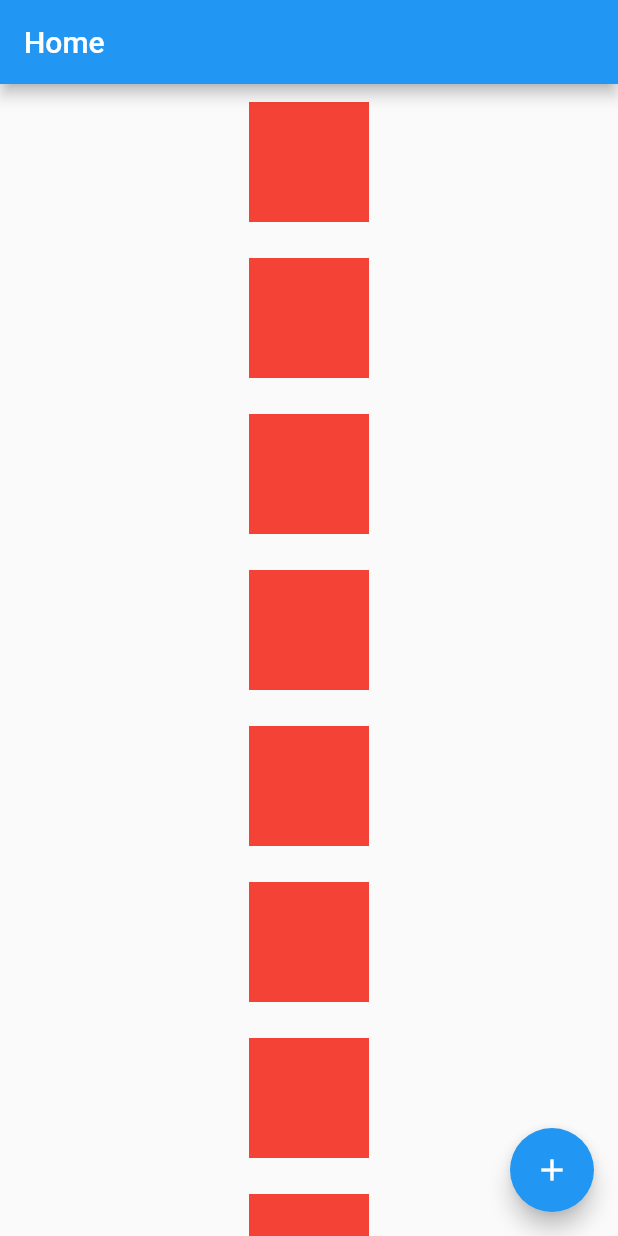
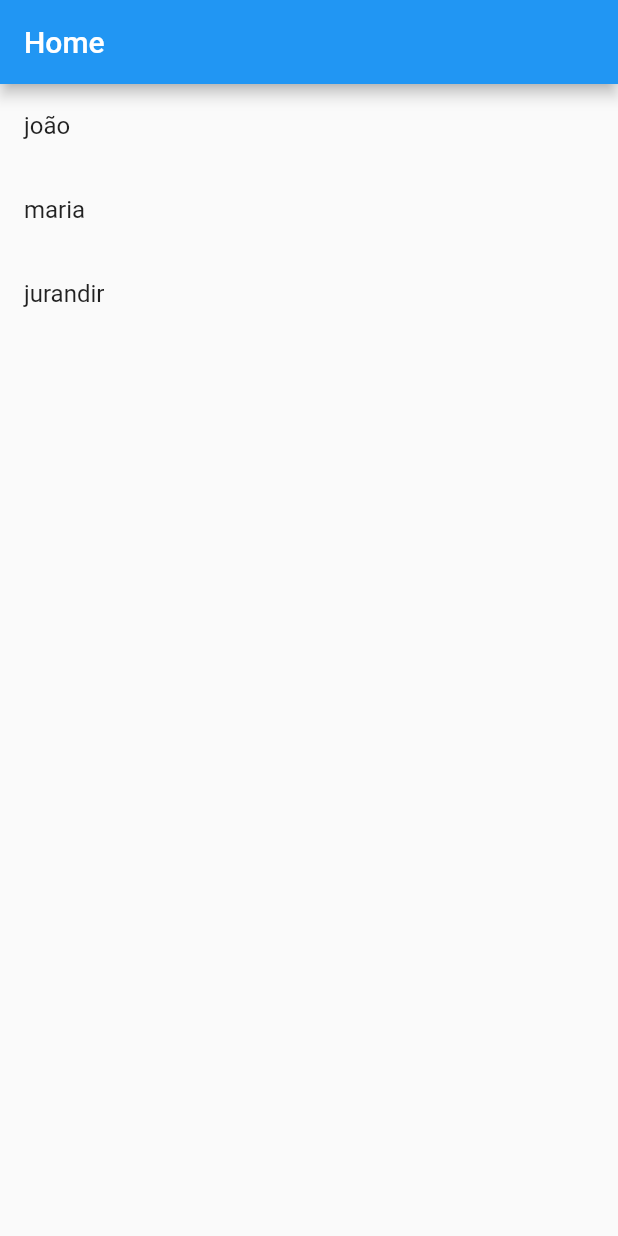
Before and after one commit to brunolopeschagas/FlutterCurso2022-flutterando, a Flutter app: the screen it shows after launch, on a phone screen of 412 x 824 dp. Run offline on Flutter 3.47's test engine with Material 2 defaults, Android fonts, the phone set to English and light mode, and no system bars.

Commit message:
Flutter Curso 2022 #17 - ListView

```diff
--- a/lib/home_page.dart
+++ b/lib/home_page.dart
@@ -10,7 +10,7 @@ class HomePage extends StatefulWidget {
 
 //gerencia o estado do widget
 class _HomePageState extends State<HomePage> {
-  var counter = 0;
+  final names = ['joão', 'maria', 'jurandir'];
 
   //chamado ao iniciar o widget
   @override
@@ -31,30 +31,17 @@ class _HomePageState extends State<HomePage> {
         title: const Text('Home'),
       ),
       body: SizedBox(
-        width: double.infinity,
-        height: double.infinity,
-        child: SingleChildScrollView(
-          child: Column(
-            children: [
-              for (int i = 0; i < 10; i++)
-                Container(
-                  width: 80,
-                  height: 80,
-                  margin: const EdgeInsets.all(12),
-                  color: Colors.red,
-                ),
-            ],
-          ),
-        ),
-      ),
-      floatingActionButton: FloatingActionButton(
-        child: const Icon(Icons.add),
-        onPressed: () {
-          setState(() {
-            counter++;
-          });
-        },
-      ),
+          width: double.infinity,
+          height: double.infinity,
+          child: ListView.builder(
+            itemCount: names.length,
+            itemBuilder: (context, index) {
+              final name = names[index];
+              return ListTile(
+                title: Text(name),
+              );
+            },
+          )),
     );
   }
 }
```
